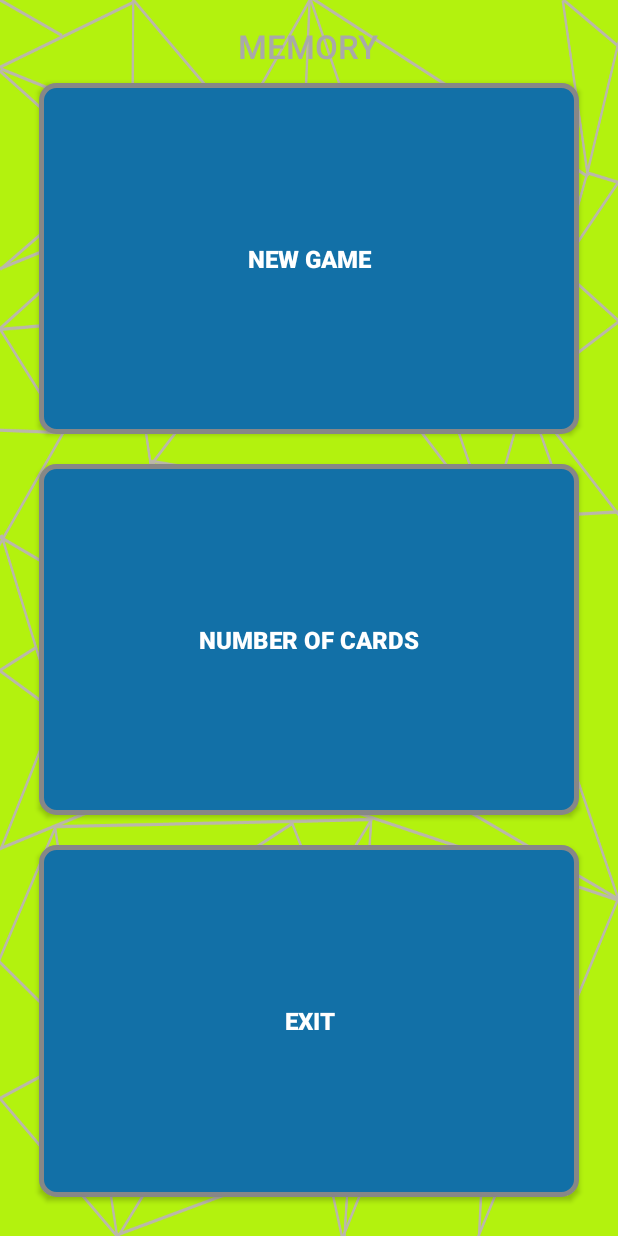
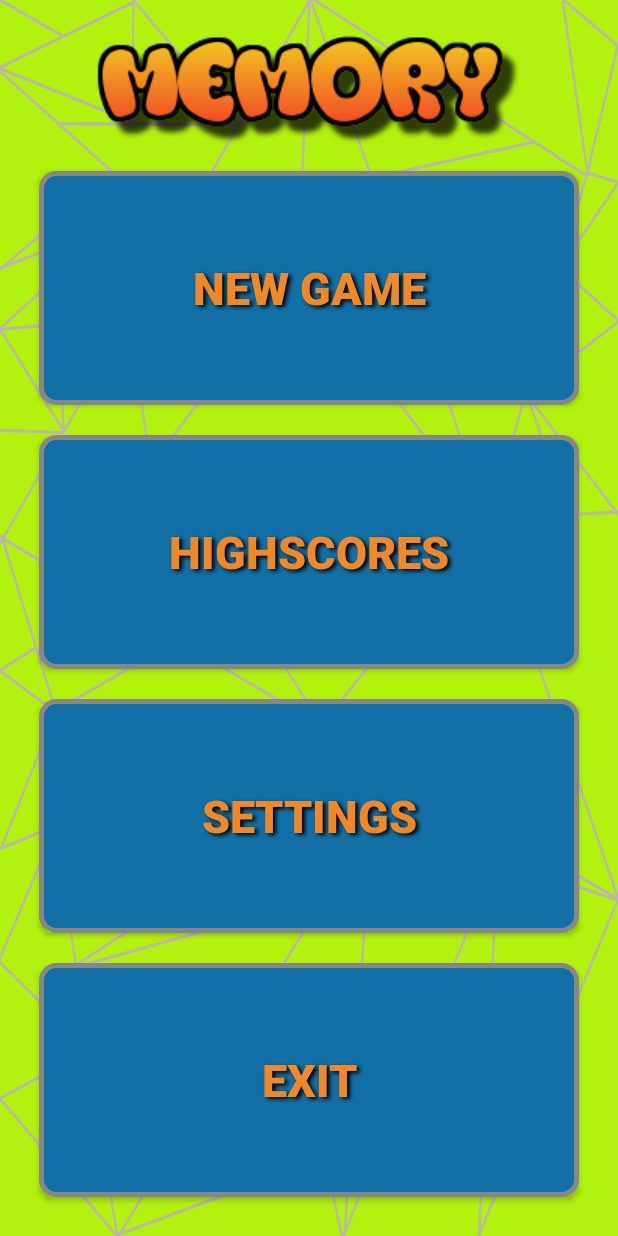
Before and after one commit to LeonoraG/memory-game, an Android app: the screen it shows after launch (MainMenu), on a phone screen of 412 x 824 dp. Run offline under Robolectric (Android 15) with nearby library versions, the phone set to English and light mode, and no system bars.

Commit message:
Added highscore activity, minor ui changes

```diff
--- /dev/null
+++ b/app/src/main/java/com/github/memory/DBAdapter.java
@@ -0,0 +1,132 @@
+package com.github.memory;
+
+import android.content.ContentValues;
+import android.content.Context;
+import android.database.Cursor;
+import android.database.SQLException;
+import android.database.sqlite.SQLiteDatabase;
+import android.database.sqlite.SQLiteOpenHelper;
+import android.util.Log;
+
+//id je kljuc, ime, vrijeme ( u sekundama), broj pokusaja, broj kartica
+public  class DBAdapter  {
+    static final String KEY_ROWID  = "_id";
+    static final String KEY_NAME   = "name";
+    static final String KEY_TIME   = "time";
+    static final String KEY_TRIES  = "tries";
+    static final String KEY_CARDNO = "cardno";
+
+    static final String TAG = "DBAdapter";
+
+    static final String DATABASE_NAME  = "MyDB";
+    static final String DATABASE_TABLE = "scores";
+    static final int DATABASE_VERSION  = 2;
+
+    static final String DATABASE_CREATE =
+            "create table scores (_id integer primary key autoincrement, "
+                    + "name text not null, "
+                    + "time integer not null, "
+                    + "tries integer not null, "
+                    + "cardno integer not null "
+                    + ");";
+
+    final Context context;
+
+    DatabaseHelper DBHelper;
+    SQLiteDatabase db;
+
+    public DBAdapter(Context ctx)
+    {
+        this.context = ctx;
+        DBHelper = new DatabaseHelper(context);
+    }
+
+    private static class DatabaseHelper extends SQLiteOpenHelper
+    {
+        DatabaseHelper(Context context)
+        {
+            super(context, DATABASE_NAME, null, DATABASE_VERSION);
+        }
+
+        @Override
+        public void onCreate(SQLiteDatabase db)
+        {
+            try {
+                db.execSQL(DATABASE_CREATE);
+            } catch (SQLException e) {
+                e.printStackTrace();
+            }
+        }
+
+        @Override
+        public void onUpgrade(SQLiteDatabase db, int oldVersion, int newVersion)
+        {
+            Log.w(TAG, "Upgrading database from version " + oldVersion + " to "
+                    + newVersion + ", which will destroy all old data");
+            db.execSQL("DROP TABLE IF EXISTS scores");
+            onCreate(db);
+        }
+    }
+
+    //---opens the database---
+    public DBAdapter open() throws SQLException
+    {
+        db = DBHelper.getWritableDatabase();
+        return this;
+    }
+
+    //---closes the database---
+    public void close()
+    {
+        DBHelper.close();
+    }
+
+    //---insert a new score into the database---
+    public long insertScore(String name, int time, int tries, int cardno)
+    {
+        ContentValues initialValues = new ContentValues();
+        initialValues.put(KEY_NAME, name);
+        initialValues.put(KEY_TIME, time);
+        initialValues.put(KEY_TRIES, tries);
+        initialValues.put(KEY_CARDNO, cardno);
+        return db.insert(DATABASE_TABLE, null, initialValues);
+    }
+
+    //---retrieves all the scores---
+    public Cursor getAllScores()
+    {
+        return db.query(DATABASE_TABLE, new String[]{KEY_ROWID, KEY_NAME,
+                KEY_TIME, KEY_TRIES, KEY_CARDNO}, null, null, null, null, null);
+    }
+
+    //---get all scores with given number of cards, sorted by time elapsed---
+    public Cursor getSortedByTimeElapsed(int cardNumber) throws SQLException
+    {
+        Cursor mCursor =
+                db.query(true, DATABASE_TABLE, new String[] {KEY_ROWID,
+                                KEY_NAME, KEY_TIME, KEY_TRIES, KEY_CARDNO}, KEY_CARDNO + "=" + cardNumber, null,
+                        null, null, KEY_TIME+" ASC", null);
+
+        return mCursor;
+    }
+
+    //---get all scores with given number of cards, sorted by number of tries elapsed---
+    public Cursor getSortedByNumberOfTries(int cardNumber) throws SQLException
+    {
+        Cursor mCursor =
+                db.query(true, DATABASE_TABLE, new String[] {KEY_ROWID,
+                                KEY_NAME, KEY_TIME, KEY_TRIES, KEY_CARDNO}, KEY_CARDNO + "=" + cardNumber, null,
+                        null, null, KEY_TRIES+" ASC", null);
+
+        return mCursor;
+    }
+
+    public void reset () throws SQLException {
+        db = DBHelper.getWritableDatabase ();
+        db.execSQL("delete * from scores");
+        db.execSQL(DATABASE_CREATE);
+    }
+
+
+
+}
--- a/app/src/main/java/com/github/memory/PlayAgainFragment.java
+++ b/app/src/main/java/com/github/memory/PlayAgainFragment.java
@@ -59,5 +59,8 @@ public class PlayAgainFragment extends DialogFragment {
         numTries = getArguments().getInt("numTries");
         finalMinutes = getArguments().getString("finalMinutes");
         finalSeconds = getArguments().getString("finalSeconds");
+
+
+
     }
 }
--- a/app/src/main/res/layout/activity_main_menu.xml
+++ b/app/src/main/res/layout/activity_main_menu.xml
@@ -7,15 +7,10 @@
     android:paddingBottom="@dimen/activity_vertical_margin" tools:context=".MainMenu"
     android:background="@drawable/green">
 
-    <TextView
-        android:layout_width="wrap_content"
+    <ImageView
+        android:layout_width="fill_parent"
         android:layout_height="wrap_content"
-        android:textAppearance="?android:attr/textAppearanceLarge"
-        android:text="MEMORY"
-        android:fontFamily="sans-serif-light"
-        android:textStyle="bold"
-        android:textColor="#a9a9a9"
-        android:layout_gravity="center_horizontal" />
+        android:src="@drawable/headline"/>
 
 
     <Button
@@ -24,33 +19,67 @@
         android:layout_height="wrap_content"
         android:layout_weight="1"
         android:onClick="newGameClicked"
-        android:textColor="#FFFFFF"
+        android:textColor="#F18827"
         android:textStyle="bold"
-        android:textSize="@dimen/activity_vertical_margin"
+        android:textSize="30dp"
         android:background="@drawable/buttonshape"
         android:layout_margin="10dp"
+        android:shadowRadius="3"
+        android:shadowDx="3"
+        android:shadowDy="2"
+        android:shadowColor="@android:color/black"
+        android:elevation="10dp"
        />
     <Button
-        android:text="Number of cards"
+        android:text="Highscores"
         android:layout_width="fill_parent"
         android:layout_height="wrap_content"
         android:layout_weight="1"
-        android:textColor="#FFFFFF"
+        android:onClick="highscoreClicked"
+        android:textColor="#F18827"
         android:textStyle="bold"
-        android:textSize="@dimen/activity_vertical_margin"
+        android:textSize="30dp"
+        android:background="@drawable/buttonshape"
+        android:layout_margin="10dp"
+        android:shadowRadius="3"
+        android:shadowDx="3"
+        android:shadowDy="2"
+        android:shadowColor="@android:color/black"
+        android:elevation="10dp"
+        />
+    <Button
+        android:text="Settings"
+        android:layout_width="fill_parent"
+        android:layout_height="wrap_content"
+        android:layout_weight="1"
+        android:textColor="#F18827"
+        android:textStyle="bold"
+        android:textSize="30dp"
         android:background="@drawable/buttonshape"
         android:onClick="configureCardNumberClicked"
-        android:layout_margin="10dp"/>
+        android:layout_margin="10dp"
+        android:shadowRadius="3"
+        android:shadowDx="3"
+        android:shadowDy="2"
+        android:shadowColor="@android:color/black"
+        android:elevation="10dp"
+        />
     <Button
         android:text="Exit"
         android:layout_width="fill_parent"
         android:layout_height="wrap_content"
         android:layout_weight="1"
-        android:textColor="#FFFFFF"
+        android:textColor="#F18827"
         android:textStyle="bold"
-        android:textSize="@dimen/activity_vertical_margin"
+        android:textSize="30dp"
         android:background="@drawable/buttonshape"
         android:onClick="exitApplicationClicked"
-        android:layout_margin="10dp"/>
+        android:layout_margin="10dp"
+        android:shadowRadius="3"
+        android:shadowDx="3"
+        android:shadowDy="2"
+        android:shadowColor="@android:color/black"
+        android:elevation="10dp"
+        />
 
 </LinearLayout>
--- /dev/null
+++ b/app/src/main/res/menu/menu_stats.xml
@@ -0,0 +1,6 @@
+<menu xmlns:android="http://schemas.android.com/apk/res/android"
+    xmlns:app="http://schemas.android.com/apk/res-auto"
+    xmlns:tools="http://schemas.android.com/tools" tools:context="com.github.memory.StatsActivity">
+    <item android:id="@+id/action_settings" android:title="@string/action_settings"
+        android:orderInCategory="100" app:showAsAction="never" />
+</menu>
--- /dev/null
+++ b/app/src/main/res/values-w820dp/dimens.xml
@@ -0,0 +1,6 @@
+<resources>
+    <!-- Example customization of dimensions originally defined in res/values/dimens.xml
+         (such as screen margins) for screens with more than 820dp of available width. This
+         would include 7" and 10" devices in landscape (~960dp and ~1280dp respectively). -->
+    <dimen name="activity_horizontal_margin">64dp</dimen>
+</resources>
--- a/app/src/main/res/values/strings.xml
+++ b/app/src/main/res/values/strings.xml
@@ -8,4 +8,5 @@
 
 <!-- TODO: Remove or change this placeholder text -->
     <string name="hello_blank_fragment">Hello blank fragment</string>
+    <string name="title_activity_stats">StatsActivity</string>
 </resources>
```
Also changed, not shown: app/src/main/AndroidManifest.xml (+14 -7 lines), app/src/main/java/com/github/memory/CardNumberActivity.java (+9 -0 lines), app/src/main/java/com/github/memory/GameActivity.java (+21 -0 lines), app/src/main/java/com/github/memory/MainMenu.java (+17 -0 lines), app/src/main/java/com/github/memory/StatsActivity.java (added, +93 -0 lines), app/src/main/res/layout/activity_card_number.xml (+24 -1 lines), app/src/main/res/layout/activity_stats.xml (added, +17 -0 lines), app/src/main/res/drawable/headline.png (added), app/src/main/res/drawable/icon.png (added), 1 other file.
